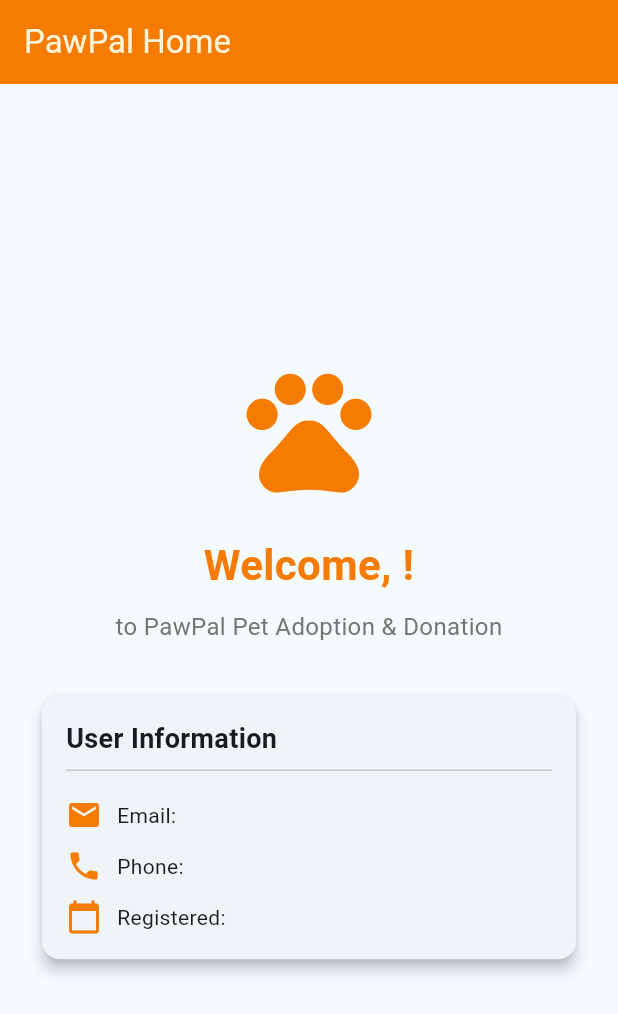
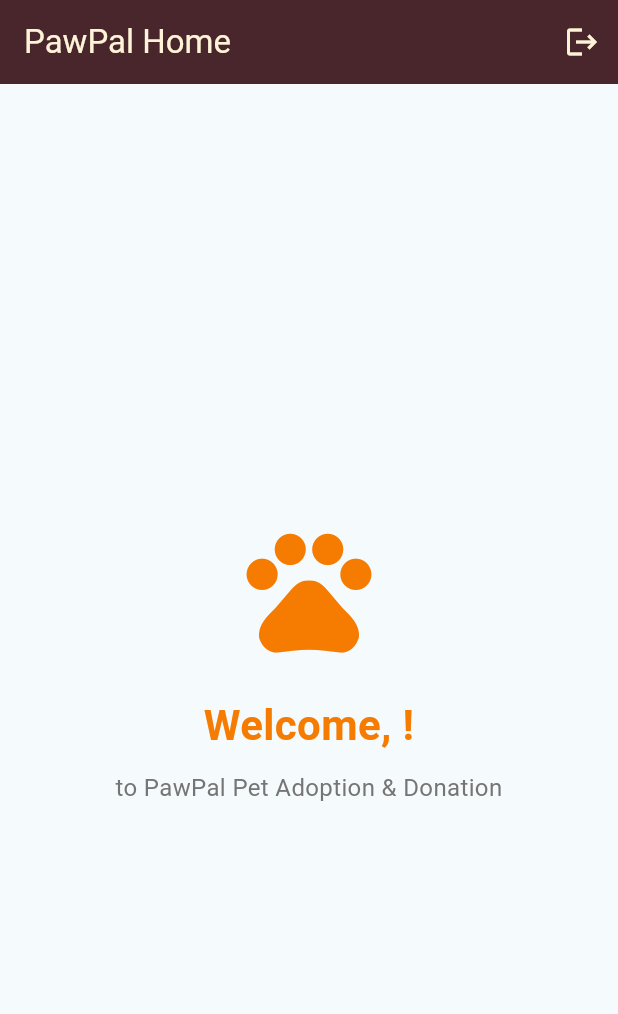
Before and after one commit to sunflower4life/PawPal-Pet-Adoption-Donation-App, a Flutter app: the HomeScreen screen opened directly with empty values, on a phone screen of 412 x 824 dp. Shown: the top 1014 px of the screen. Run offline on Flutter 3.47's test engine with Material 3 defaults, Android fonts, the phone set to English and light mode, and no system bars; our stand-ins replace shared_preferences; accounts and stored records are empty.

Commit message:
working on mainpage to display users name

```diff
--- a/lib/views/homescreen.dart
+++ b/lib/views/homescreen.dart
@@ -1,8 +1,9 @@
 import 'package:flutter/material.dart';
 import 'package:pawpal/user.dart';
+import 'package:pawpal/views/loginscreen.dart';
 
 class HomeScreen extends StatefulWidget {
-  final User user;  // Remove the ? - user is required!
+  final User user;
 
   const HomeScreen({super.key, required this.user});
 
@@ -16,9 +17,18 @@ class _HomeScreenState extends State<HomeScreen> {
     return Scaffold(
       appBar: AppBar(
         title: const Text("PawPal Home"),
-        backgroundColor: Colors.orange[700],
         automaticallyImplyLeading: false, // Removes back button
+        actions: [
+          IconButton(// navigates back to login page
+            onPressed: (){
+              Navigator.push(context,
+              MaterialPageRoute(builder: (context) => const LoginPage()));
+            },
+            icon: const Icon(Icons.logout),
+          ),
+        ],
       ),
+
       body: Center(
         child: Padding(
           padding: const EdgeInsets.all(24.0),
@@ -31,6 +41,7 @@ class _HomeScreenState extends State<HomeScreen> {
                 color: Colors.orange[700],
               ),
               SizedBox(height: 20),
+              // Assignment requirement: "Welcome, Ali!" format
               Text(
                 "Welcome, ${widget.user.name}!",
                 style: TextStyle(
@@ -49,52 +60,6 @@ class _HomeScreenState extends State<HomeScreen> {
                 ),
                 textAlign: TextAlign.center,
               ),
-              SizedBox(height: 30),
-              Card(
-                elevation: 4,
-                child: Padding(
-                  padding: const EdgeInsets.all(16.0),
-                  child: Column(
-                    crossAxisAlignment: CrossAxisAlignment.start,
-                    children: [
-                      Text(
-                        'User Information',
-                        style: TextStyle(
-                          fontSize: 18,
-                          fontWeight: FontWeight.bold,
-                        ),
-                      ),
-                      Divider(),
-                      SizedBox(height: 10),
-                      Row(
-                        children: [
-                          Icon(Icons.email, color: Colors.orange[700]),
-                          SizedBox(width: 10),
-                          Expanded(
-                            child: Text('Email: ${widget.user.email}'),
-                          ),
-                        ],
-                      ),
-                      SizedBox(height: 10),
-                      Row(
-                        children: [
-                          Icon(Icons.phone, color: Colors.orange[700]),
-                          SizedBox(width: 10),
-                          Text('Phone: ${widget.user.phone}'),
-                        ],
-                      ),
-                      SizedBox(height: 10),
-                      Row(
-                        children: [
-                          Icon(Icons.calendar_today, color: Colors.orange[700]),
-                          SizedBox(width: 10),
-                          Text('Registered: ${widget.user.regDate}'),
-                        ],
-                      ),
-                    ],
-                  ),
-                ),
-              ),
             ],
           ),
         ),
--- a/lib/views/registerscreen.dart
+++ b/lib/views/registerscreen.dart
@@ -121,6 +121,10 @@ class _RegisterScreenState extends State<RegisterScreen> {
                         print('Register button pressed');
                         registerDialog();
                       },
+                      style: ElevatedButton.styleFrom(
+                          backgroundColor:Color.fromARGB(255, 72, 38, 44),
+                          foregroundColor:Color.fromARGB(255, 255, 244, 215),
+                        ),
                       child: Text('Register'),
                     ),
                   ),
```
Also changed, not shown: lib/views/loginscreen.dart (+21 -3 lines).
